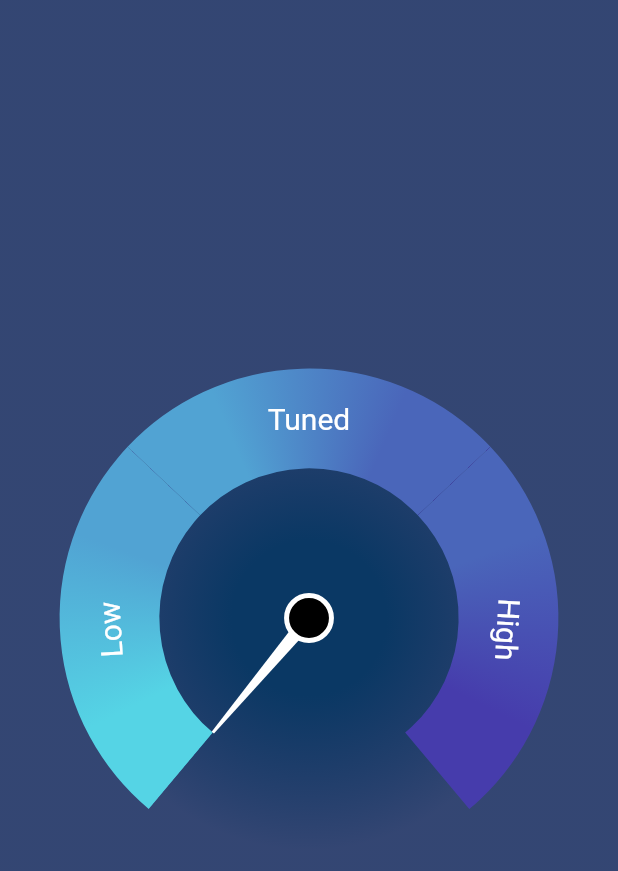
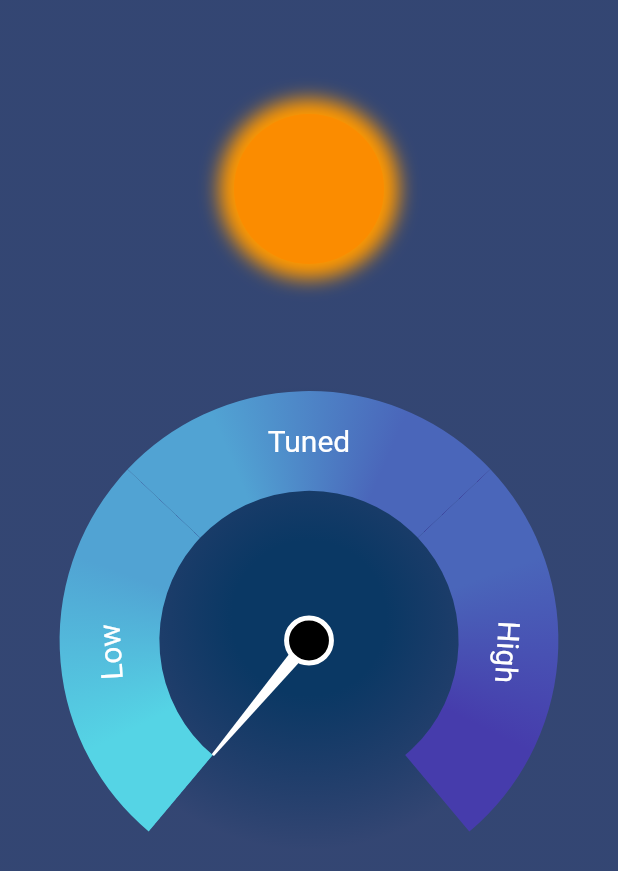
Before and after one commit to jyodesh10/guitar-tuner-flutter, a Flutter app: the screen it shows after launch, on a phone screen of 412 x 824 dp. Shown: the top 871 px of the screen. Run offline on Flutter 3.47's test engine with Material 2 defaults, Android fonts, the phone set to English and light mode, and no system bars; drawn by our look-alikes of syncfusion_flutter_gauges; our stand-ins replace equatable, flutter_bloc; missing offline and left inert: flutter_audio_capture, pitch_detector_dart, pitchupdart.

Commit message:
notes-color-distinguished

```diff
--- a/lib/features/home/presentation/pages/home_page.dart
+++ b/lib/features/home/presentation/pages/home_page.dart
@@ -43,13 +43,37 @@ class _HomePageState extends State<HomePage> {
               child: Column(children: [
                 const Spacer(),
                 Center(
-                  child: Text(
-                    context.watch<HomeBloc>().note,
-                    style: TextStyle(
-                        color:  context.read<HomeBloc>().status =="TuningStatus.tuned"?Colors.green: Colors.red,
-                        fontSize: 60.0,
-                        fontWeight: FontWeight.bold
-                        ),
+                  child:
+                  context.read<HomeBloc>().status =="TuningStatus.undefined"?
+                  const SizedBox(
+                   height: 100,
+                    width: 100,
+                  ):
+                   Container(
+                    height: 100,
+                    width: 100,
+                    decoration: BoxDecoration(
+                      borderRadius: BorderRadius.circular(100),
+                      color: context.read<HomeBloc>().status =="TuningStatus.tuned"?Colors.green:Colors.orange.shade600,
+                      boxShadow: [
+                        BoxShadow(
+                          blurRadius: 10,
+                          spreadRadius: 10,
+                          color: context.read<HomeBloc>().status =="TuningStatus.tuned"?Colors.green:Colors.orange
+                        )
+                      ]
+                    ),
+                    child: Center(
+                      child: Text(
+                        context.watch<HomeBloc>().note,
+                        style: const TextStyle(
+                            color: Colors.white,
+                            // context.read<HomeBloc>().status =="TuningStatus.tuned"?Colors.green: Colors.red,
+                            fontSize: 60.0,
+                            fontWeight: FontWeight.bold
+                            ),
+                      ),
+                    ),
                   ),
                 ),
                 const Spacer(),
```
